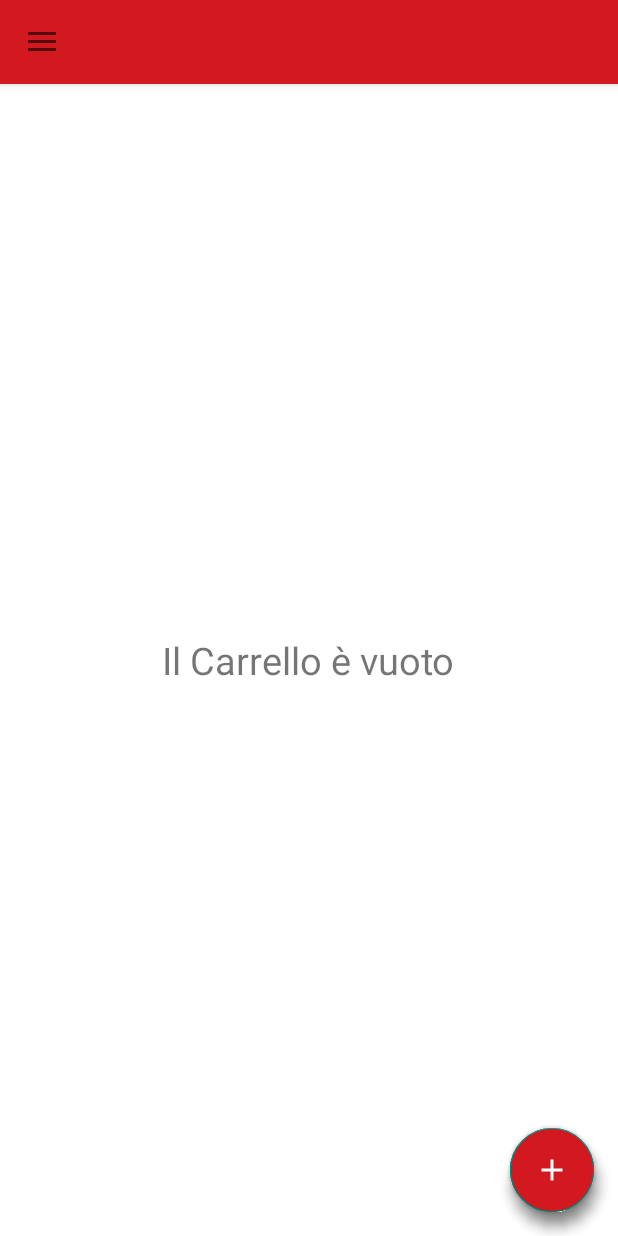
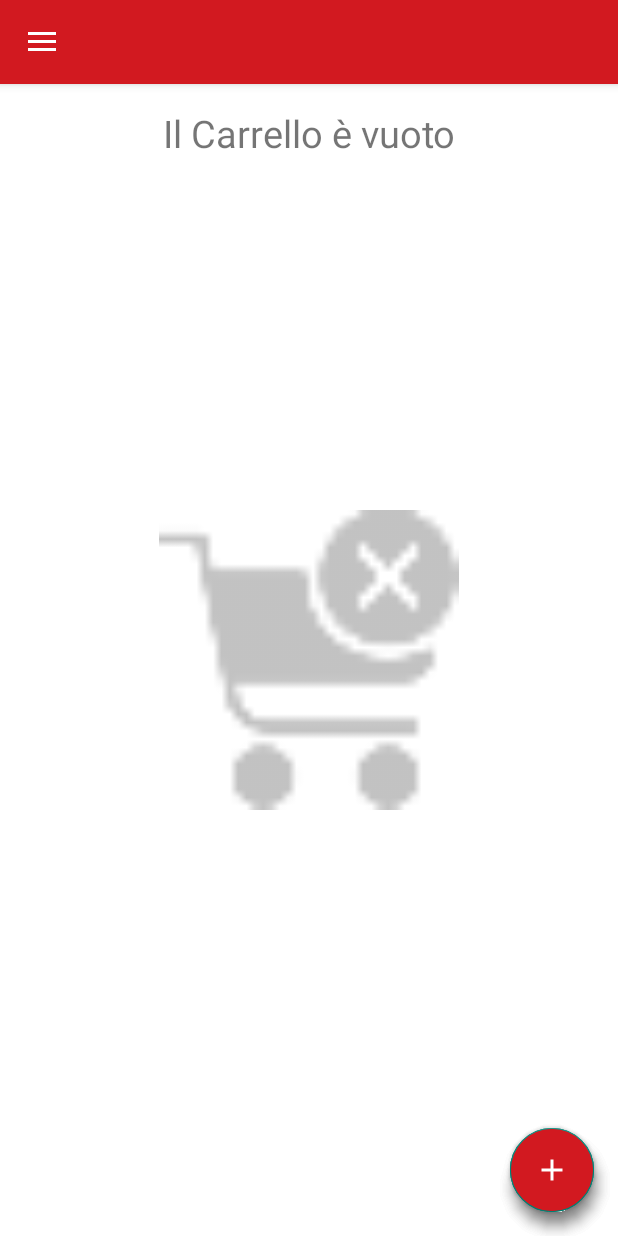
Before and after one commit to redavid7/3GStore, an Android app: the screen it shows after launch (HomeActivity), on a phone screen of 412 x 824 dp. Run offline under Robolectric (Android 15) with nearby library versions, the phone set to English and light mode, and no system bars; our stand-ins replace Firebase (no records; nobody signed in at launch, a user with empty details on screens opened directly).

Commit message:
Commit Peppone #7 Aggiunta scheletro di comunicazione dei prodotti del carrello nel FragmentHome Aggiunta e aggiornamento librerie e funzioni Firebase per comunicazione con Cloud Firestore

```diff
--- a/app/build.gradle
+++ b/app/build.gradle
@@ -30,6 +30,8 @@ dependencies {
 
     //dipendenza per firebase
     implementation 'com.google.firebase:firebase-core:11.8.0'
+    //apparentemente funziona
+    implementation 'com.google.firebase:firebase-database:11.8.0'
 
     implementation 'com.android.support:design:28.0.0'
     implementation 'com.android.support:support-annotations:28.0.0'
--- a/app/src/main/java/com/QUeM/TreGStore/FragmentHome.java
+++ b/app/src/main/java/com/QUeM/TreGStore/FragmentHome.java
@@ -1,12 +1,23 @@
 package com.QUeM.TreGStore;
 
+import android.app.Activity;
 import android.os.Bundle;
+import android.util.Log;
 import android.view.View;
 import android.support.v4.app.Fragment;
 import android.view.ViewGroup;
 import android.support.annotation.Nullable;
 import android.view.LayoutInflater;
+import android.widget.ImageView;
+import android.widget.TextView;
+import android.widget.Toast;
 
+import com.QUeM.TreGStore.DatabaseClass.Prodotti;
+import com.google.firebase.database.DataSnapshot;
+import com.google.firebase.database.DatabaseError;
+import com.google.firebase.database.DatabaseReference;
+import com.google.firebase.database.FirebaseDatabase;
+import com.google.firebase.database.ValueEventListener;
 
 
 public class FragmentHome extends Fragment {
@@ -14,13 +25,44 @@ public class FragmentHome extends Fragment {
     @Nullable
     @Override
     public View onCreateView(LayoutInflater inflater, @Nullable ViewGroup container, @Nullable Bundle savedInstanceState) {
-        return inflater.inflate(R.layout.fragment_layout_home, container, false);
+        //String getArgument = getArguments().getString("switch");//Get pass data with its key value
+        View fragmentHomeView;
+        /*
+        if(getArgument.equalsIgnoreCase("0")){
+            fragmentHomeView=inflater.inflate(R.layout.fragment_layout_home_vuoto, container, false);
+        }else{
+            fragmentHomeView=inflater.inflate(R.layout.fragment_layout_home_pieno, container, false);
+        }
+        */
+        fragmentHomeView=inflater.inflate(R.layout.fragment_layout_home_vuoto, container, false);
+        return fragmentHomeView;
     }
 
+    //debug message
+    //Toast.makeText(getContext(), "debug", Toast.LENGTH_LONG).show();
 
     @Override
     public void onViewCreated(View view, @Nullable Bundle savedInstanceState) {
         super.onViewCreated(view, savedInstanceState);
+
+
+        final TextView nulla=(TextView) view.findViewById(R.id.textCarrelloVuoto);
+        ImageView carr=(ImageView) view.findViewById(R.id.immagineCarrelloVuoto);
+
+
+
+
+
+        carr.setOnClickListener(new View.OnClickListener() {
+            @Override
+            public void onClick(View view) {
+                String text= String.valueOf(((HomeActivity) getActivity()).getItemFromList(0));
+
+                nulla.setText(text);
+            }
+        });
+
+
     }
 
 }
--- a/app/src/main/java/com/QUeM/TreGStore/HomeActivity.java
+++ b/app/src/main/java/com/QUeM/TreGStore/HomeActivity.java
@@ -20,28 +20,41 @@ import android.widget.Toast;
 
 import com.QUeM.TreGStore.GiocoPacman.GooglePacman;
 
+import java.util.ArrayList;
 
-public class HomeActivity extends AppCompatActivity
-        implements NavigationView.OnNavigationItemSelectedListener {
+//debug message
+//Toast.makeText(getContext(), "debug", Toast.LENGTH_LONG).show();
 
 
+//GESTIRE LISTA E INTENT DELLA CAMERA
+
+
+public class HomeActivity extends AppCompatActivity implements NavigationView.OnNavigationItemSelectedListener {
 
     //inizializzazioni variabili fab
     FloatingActionButton fabMenu;
     FloatingActionButton fabQR;
     FloatingActionButton fabNFC;
 
-
+    //arraylist con codici dei prodotti del carrello
+    public ArrayList<Integer> prodottiCarrello=new ArrayList<Integer>();
 
     @Override
     protected void onCreate(Bundle savedInstanceState) {
+
+        //--------------------INIZIO GESTIONE SETUP ACTIVITY-------------------------------
 
         //inizializza Activity
         super.onCreate(savedInstanceState);
         setContentView(R.layout.activity_home);
 
+        //--------------------FINE GESTIONE SETUP ACTIVITY-------------------------------
 
-        //--------------------INIZIO FLOATING ACTION BUTTON-------------------------------
+
+
+
+
+        //--------------------INIZIO GESTIONE FLOATING ACTION BUTTON-------------------------------
 
         //inizializza il pulsante floating action button che fa da menù
         fabMenu = findViewById(R.id.aggiungi_prodotto);
@@ -69,6 +82,7 @@ public class HomeActivity extends AppCompatActivity
         fabQR.setOnClickListener(new View.OnClickListener() {
             @Override
             public void onClick(View view) {
+                //fab che passa all'activity dello scanner tramite camera
                 startActivity(new Intent(HomeActivity.this, ScannedBarcodeActivity.class));
             }
         });
@@ -82,13 +96,13 @@ public class HomeActivity extends AppCompatActivity
             //azione (provvisoria) del fab quando clicchi
         });
 
-        //--------------------FINE FLOATING ACTION BUTTON-------------------------------
+        //--------------------FINE GESTIONE FLOATING ACTION BUTTON-------------------------------
 
 
 
 
 
-        //--------------------INIZIO TOOLBAR E NAVIGATION DRAWER-------------------------------
+        //--------------------INIZIO GESTIONE TOOLBAR E NAVIGATION DRAWER-------------------------------
 
         //inizializza toolbar
         Toolbar toolbar = findViewById(R.id.toolbar);
@@ -110,7 +124,16 @@ public class HomeActivity extends AppCompatActivity
         //funzione che gestisce la scelta effettuata nel menu
         navigationView.setNavigationItemSelectedListener(this);
 
-        //Add this line of code here to open the default selected menu on app start time.
+
+
+        //--------------------FINE GESTIONE TOOLBAR E NAVIGATION DRAWER-------------------------------
+
+
+
+
+        //--------------------INIZIO GESTIONE FRAGMENT-------------------------------
+
+        //carica il fragment di default
         ShowFragment(R.id.nav_home);
 
         //creo possibilità di usare l'icona profilo come pulsante per accedere al fragment profilo
@@ -123,9 +146,57 @@ public class HomeActivity extends AppCompatActivity
             }
         });
 
-        //--------------------FINE TOOLBAR E NAVIGATION DRAWER-------------------------------
+        //--------------------FINE GESTIONE FRAGMENT---------------------------------
 
-    } //------------------------------FINE BLOCCO HOMEACTIVITY-----------------------------------
+    }
+
+    //--------------------------------------------------------------------------------------------------
+    //------------------------------FINE BLOCCO ONCREATE HOMEACTIVITY-----------------------------------
+    //--------------------------------------------------------------------------------------------------
+
+
+
+
+
+    //--------------------------------------------------------------------------------------------------
+    //------------------------------INIZIO BLOCCO GESTIONE VITA HOMEACTIVITY----------------------------
+    //--------------------------------------------------------------------------------------------------
+
+    @Override
+    public void onPause() {
+        super.onPause();  // Always call the superclass method first
+    }
+
+    @Override
+    public void onResume() {
+        super.onResume();  // Always call the superclass method first
+        Intent cam=getIntent();
+        String stringCode="";
+
+
+        if(cam.hasExtra("code")){
+            stringCode = cam.getStringExtra("code");
+            Toast.makeText(getBaseContext(), stringCode, Toast.LENGTH_LONG).show();
+            Integer codice = Integer.valueOf(stringCode);
+            if(codice.intValue()!=0){
+                prodottiCarrello.add(codice);
+            }
+        }
+
+
+        //
+
+        /*
+
+        */
+        ShowFragment(R.id.nav_home);
+    }
+
+
+    //--------------------------------------------------------------------------------------------------
+    //------------------------------FINE BLOCCO GESTIONE VITA HOMEACTIVITY------------------------------
+    //--------------------------------------------------------------------------------------------------
+
 
     //---------------------------------------------------------------------------
     //-------------------------INIZIO FUNZIONI MENU------------------------------
@@ -158,7 +229,16 @@ public class HomeActivity extends AppCompatActivity
         //in base alla selezione del menu assegno il fragment da mostrare
         switch (itemId) {
             case R.id.nav_home:
+                /*
+                Bundle data = new Bundle();//create bundle instance
+                if(prodottiCarrello.isEmpty()){
+                    data.putString("switch", "0");//put string to pass with a key value
+                }else{
+                    data.putString("switch", "1");//put string to pass with a key value
+                }
+                */
                 fragment = new FragmentHome();
+                //fragment.setArguments(data);
                 if(!fabMenu.isClickable()){
                     showFABs();
                 }
@@ -197,32 +277,12 @@ public class HomeActivity extends AppCompatActivity
             fragmentTransaction.commit();
         }
 
-
         //reimposto il menù laterale
         DrawerLayout drawer = (DrawerLayout) findViewById(R.id.drawer_layout);
         drawer.closeDrawer(GravityCompat.START);
+    }
 
 
-    }
-
-    @SuppressLint("RestrictedApi")
-    public void showFABs(){
-        fabMenu.setClickable(true);
-        fabMenu.setVisibility(View.VISIBLE);
-        fabNFC.setVisibility(View.VISIBLE);
-        fabQR.setVisibility(View.VISIBLE);
-    }
-
-    @SuppressLint("RestrictedApi")
-    public void hideFABs(){
-        fabMenu.setClickable(false);
-        fabMenu.setVisibility(View.INVISIBLE);
-        fabNFC.setVisibility(View.INVISIBLE);
-        fabQR.setVisibility(View.INVISIBLE);
-        if(fabNFC.isClickable()){
-            closeFABMenu(fabQR, fabNFC);
-        }
-    }
     //---------------------------------------------------------------------------
     //-------------------------FINE FUNZIONI MENU--------------------------------
     //---------------------------------------------------------------------------
@@ -268,9 +328,47 @@ public class HomeActivity extends AppCompatActivity
 
     }
 
+    @SuppressLint("RestrictedApi")
+    public void showFABs(){
+        fabMenu.setClickable(true);
+        fabMenu.setVisibility(View.VISIBLE);
+        fabNFC.setVisibility(View.VISIBLE);
+        fabQR.setVisibility(View.VISIBLE);
+    }
+
+    @SuppressLint("RestrictedApi")
+    public void hideFABs(){
+        fabMenu.setClickable(false);
+        fabMenu.setVisibility(View.INVISIBLE);
+        fabNFC.setVisibility(View.INVISIBLE);
+        fabQR.setVisibility(View.INVISIBLE);
+        if(fabNFC.isClickable()){
+            closeFABMenu(fabQR, fabNFC);
+        }
+    }
+
+
     //----------------------------------------------------------------------------
     //-------------------------FINE FUNZIONI FAB----------------------------------
     //----------------------------------------------------------------------------
 
 
+    //----------------------------------------------------------------------------
+    //-------------------------INIZIO FUNZIONI CARRELLO---------------------------
+    //----------------------------------------------------------------------------
+
+
+    public String getItemFromList(int index){
+        String risultato="";
+        int codicelista=prodottiCarrello.get(index);
+        risultato=String.valueOf(codicelista);
+        return risultato;
+    }
+
+    //----------------------------------------------------------------------------
+    //-------------------------FINE FUNZIONI CARRELLO-----------------------------
+    //----------------------------------------------------------------------------
+
+
 }
+//////////////////////////////////////////////////FINE CLASSE ACTIVITY//////////////////////////////////
--- a/app/src/main/java/com/QUeM/TreGStore/ScannedBarcodeActivity.java
+++ b/app/src/main/java/com/QUeM/TreGStore/ScannedBarcodeActivity.java
@@ -3,7 +3,6 @@ package com.QUeM.TreGStore;
 import android.Manifest;
 import android.content.Intent;
 import android.content.pm.PackageManager;
-import android.net.Uri;
 import android.os.Bundle;
 import android.support.v4.app.ActivityCompat;
 import android.support.v7.app.AppCompatActivity;
@@ -50,7 +49,10 @@ public class ScannedBarcodeActivity extends AppCompatActivity {
             @Override
             public void onClick(View v) {
                 if (intentData.length() > 0) {
-                        startActivity(new Intent(ScannedBarcodeActivity.this, HomeActivity.class));
+                    Intent cameraIntent=new Intent(ScannedBarcodeActivity.this, HomeActivity.class);
+                    //aggiungo passaggio del codice all'activity home
+                    cameraIntent.putExtra("code", String.valueOf(intentData));
+                    startActivity(cameraIntent);
                 }
             }
         });
--- a/app/src/main/res/layout/fragment_layout_home.xml
+++ b/app/src/main/res/layout/fragment_layout_home_vuoto.xml
@@ -7,15 +7,26 @@
 
 
     <TextView
-        android:id="@+id/textViewPromozioni"
+        android:id="@+id/textCarrelloVuoto"
         android:layout_width="wrap_content"
         android:layout_height="wrap_content"
+        android:layout_alignParentStart="true"
+        android:layout_alignParentEnd="true"
+        android:layout_alignParentTop="true"
         android:layout_centerInParent="true"
         android:text="Il Carrello è vuoto"
+        android:layout_marginTop="5dp"
         android:textAlignment="center"
         android:textSize="25dp" />
 
-
+    <ImageView
+        android:id="@+id/immagineCarrelloVuoto"
+        android:layout_width="200dp"
+        android:layout_height="200dp"
+        android:layout_centerInParent="true"
+        android:clickable="true"
+        android:alpha="0.3"
+        app:srcCompat="@drawable/empty_shopping_kart" />
 
 
 </RelativeLayout>
--- a/app/src/main/res/values/styles.xml
+++ b/app/src/main/res/values/styles.xml
@@ -7,6 +7,7 @@
     <style name="AppBaseTheme" parent="Theme.AppCompat.Light.NoActionBar">
         <item name="colorPrimary">#d21920</item>
         <item name="colorPrimaryDark">#69140E</item>
+        <item name="colorControlNormal">@color/window_background</item>
         <item name="android:windowBackground">@color/window_background</item>
     </style>
 
```
Also changed, not shown: app/src/main/java/com/QUeM/TreGStore/DatabaseClass/Prodotti.java (added, +21 -0 lines), app/src/main/java/com/QUeM/TreGStore/MainActivity.java (deleted, +0 -60 lines), app/src/main/res/layout/activity_main.xml (deleted, +0 -78 lines), app/src/main/res/layout/fragment_layout_home_pieno.xml (added, +24 -0 lines), app/src/main/res/drawable/codabar1.png (added), app/src/main/res/drawable/codabar2.png (added), app/src/main/res/drawable/nfc_icon.png.
